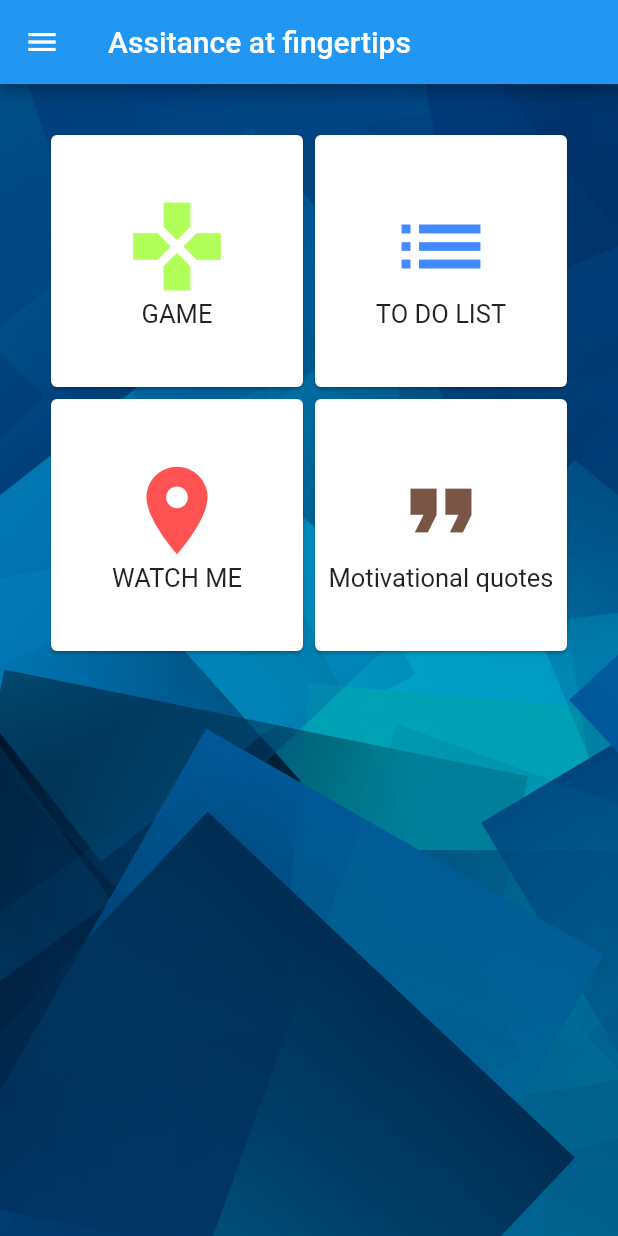
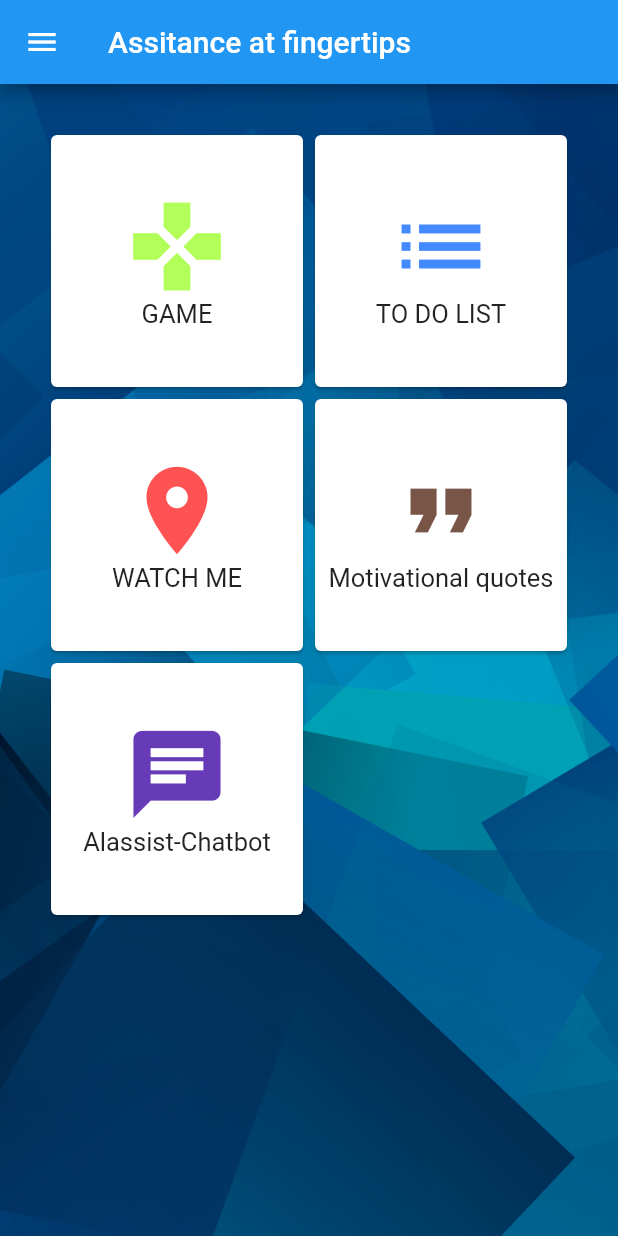
Before and after one commit to Riddhesh06/alzheimers, a Flutter app: the screen it shows after launch, on a phone screen of 412 x 824 dp. Run offline on Flutter 3.47's test engine with Material 2 defaults, Android fonts, the phone set to English and light mode, and no system bars; our stand-ins replace firebase_messaging, fluttertoast, google_maps_flutter, location, share, shared_preferences; accounts and stored records are empty.

```diff
--- /dev/null
+++ b/pistevov2-master/lib/Alassist.dart
@@ -0,0 +1,8 @@
+import 'package:flutter/material.dart';
+
+class Alassist extends StatelessWidget {
+  @override
+  Widget build(BuildContext context) {
+    return Container();
+  }
+}
--- a/pistevov2-master/lib/main.dart
+++ b/pistevov2-master/lib/main.dart
@@ -1,4 +1,5 @@
 import 'package:flutter/material.dart';
+import 'package:pistevov2/Alassist.dart';
 //import 'package:pistevov2/backend.dart';
 import 'package:pistevov2/motivquotes.dart';
 import 'package:pistevov2/profile_page.dart';
@@ -158,6 +159,24 @@ class Home extends StatelessWidget{
                 },
               ),
             ),
+            Card(                                                                              //card - motiv quotes
+              child: InkWell(
+                splashColor: Colors.lightBlueAccent,
+                child: Center(
+                  child: Column(
+                    mainAxisSize: MainAxisSize.min,
+                    children: <Widget>[
+                      Icon(Icons.chat,size: 70.0,color: Colors.deepPurple,),
+                      Text("Alassist-Chatbot", style: new TextStyle(fontSize: 17.0),)
+                    ],
+                  ),
+                ),
+                onTap: (){
+                  Navigator.push(context, new MaterialPageRoute(builder: (context) =>Alassist()));
+
+                },
+              ),
+            ),
           ],
         ),
       ),
```
Also changed, not shown: 3 other files.
